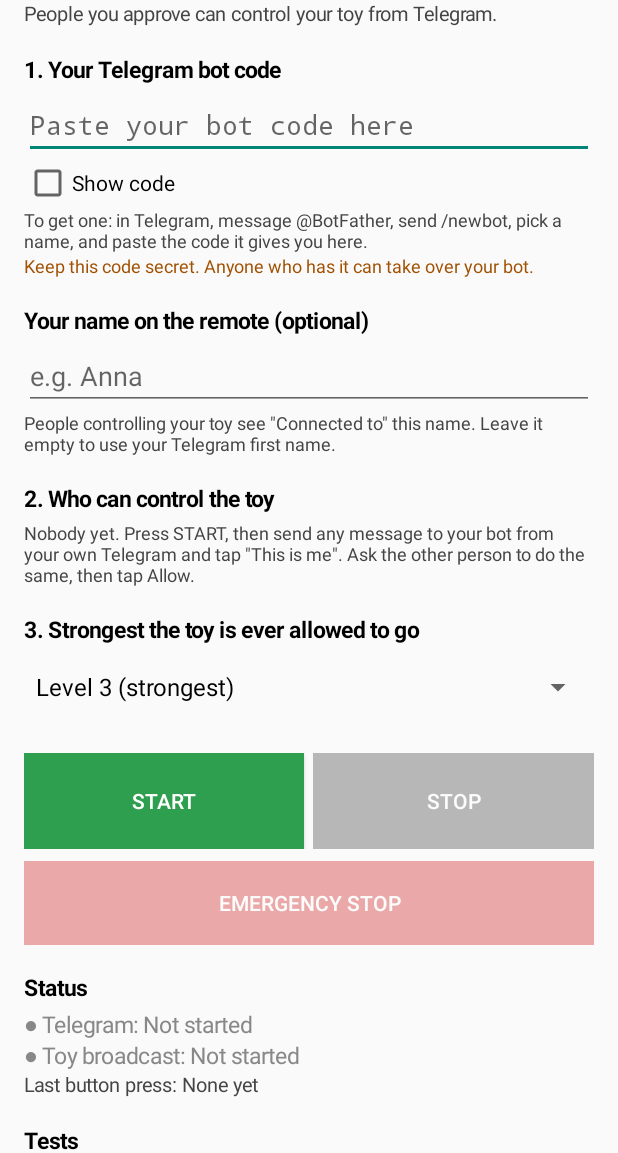
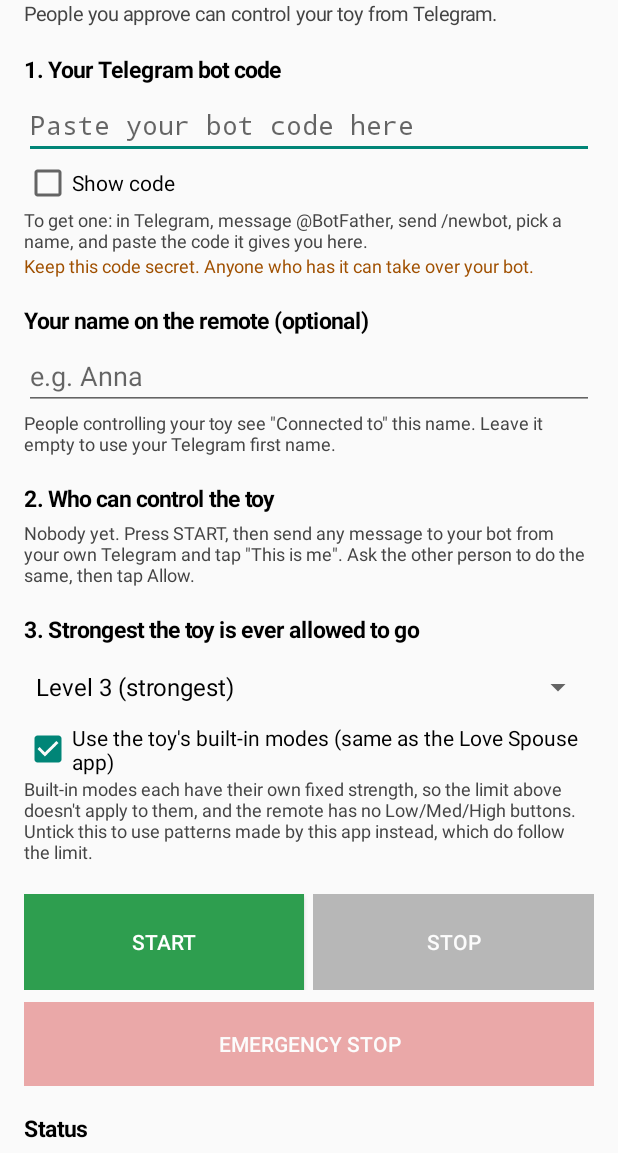
Before and after one commit to k3i13rj/Toy-Remote, an Android app: the screen it shows after launch (MainActivity), on a phone screen of 412 x 824 dp, the part 83-1236 px from its top. Run offline under Robolectric (Android 15) with nearby library versions, the phone set to English and light mode, and no system bars; 1 statement that could not run was skipped.

Commit message:
Use the toy's built-in modes (captured from the official app) by default
Mode 1-9 send the official app's commands, each at its own fixed
intensity; Low/Med/High are hidden then. A setting switches back to
the app-made patterns. Stop keeps Tip Bridge's proven sequence.

Co-Authored-By: Claude Opus 5.5 <noreply@anthropic.com>
Claude-Session: https://claude.ai/code/session_01UcR76usM7ZKJXyU4Wjra2p

```diff
--- a/app/src/main/java/com/toyremote/app/MainActivity.kt
+++ b/app/src/main/java/com/toyremote/app/MainActivity.kt
@@ -38,6 +38,7 @@ class MainActivity : Activity() {
     private lateinit var tokenEdit: EditText
     private lateinit var nameEdit: EditText
     private lateinit var maxSpinner: Spinner
+    private lateinit var builtInBox: CheckBox
     private lateinit var peopleBox: LinearLayout
     private lateinit var startBtn: Button
     private lateinit var stopBtn: Button
@@ -157,6 +158,19 @@ class MainActivity : Activity() {
         )
         maxSpinner.setSelection((Store.maxLevel - 1).coerceIn(0, 2))
         root.addView(maxSpinner, LinearLayout.LayoutParams(MATCH, WRAP))
+        builtInBox = CheckBox(this).apply {
+            text = "Use the toy's built-in modes (same as the Love Spouse app)"
+            isChecked = Store.builtInModes
+        }
+        root.addView(builtInBox)
+        root.addView(
+            tv(
+                "Built-in modes each have their own fixed strength, so the limit above doesn't apply " +
+                    "to them, and the remote has no Low/Med/High buttons. Untick this to use patterns " +
+                    "made by this app instead, which do follow the limit.",
+                12f
+            )
+        )
 
         // buttons
         val bar = LinearLayout(this).apply { orientation = LinearLayout.HORIZONTAL }
@@ -239,6 +253,7 @@ class MainActivity : Activity() {
         tokenEdit.isEnabled = !running
         nameEdit.isEnabled = !running
         maxSpinner.isEnabled = !running
+        builtInBox.isEnabled = !running
         setBtn(startBtn, !running)
         setBtn(stopBtn, running)
         setBtn(panicBtn, running)
@@ -365,6 +380,7 @@ class MainActivity : Activity() {
         }
         Store.setSettings(token, maxSpinner.selectedItemPosition + 1)
         Store.setShownName(nameEdit.text.toString())
+        Store.setBuiltInModes(builtInBox.isChecked)
         val need = neededPermissions()
         if (need.isNotEmpty()) {
             pendingStart = true
--- a/app/src/main/java/com/toyremote/app/Store.kt
+++ b/app/src/main/java/com/toyremote/app/Store.kt
@@ -57,6 +57,9 @@ object Store {
         private set
     var ownerName = ""
         private set
+    /** Mode 1-9 use the toy's own built-in patterns (like the official app). */
+    var builtInModes = true
+        private set
     /** The name remote people see ("Connected to ..."). Blank = her Telegram first name. */
     var shownName = ""
         private set
@@ -80,6 +83,7 @@ object Store {
         ownerId = p.getLong("ownerId", 0L)
         ownerName = p.getString("ownerName", "") ?: ""
         shownName = p.getString("shownName", "") ?: ""
+        builtInModes = p.getBoolean("builtInModes", true)
         decode(p.getString("allowed", ""), allowed)
         decode(p.getString("pending", ""), pending)
         decode(p.getString("zones", ""), zones)
@@ -105,6 +109,7 @@ object Store {
             ?.putLong("ownerId", ownerId)
             ?.putString("ownerName", ownerName)
             ?.putString("shownName", shownName)
+            ?.putBoolean("builtInModes", builtInModes)
             ?.putString("allowed", encode(allowed))
             ?.putString("pending", encode(pending))
             ?.putString("zones", encode(zones))
@@ -118,6 +123,11 @@ object Store {
 
     @Synchronized fun setZone(id: Long, zone: String) {
         zones[id] = zone
+        save()
+    }
+
+    @Synchronized fun setBuiltInModes(on: Boolean) {
+        builtInModes = on
         save()
     }
 
```
Also changed, not shown: app/src/main/java/com/toyremote/app/RemoteService.kt (+6 -3 lines), app/src/main/java/com/toyremote/app/Toy.kt (+21 -8 lines), 1 other file.
